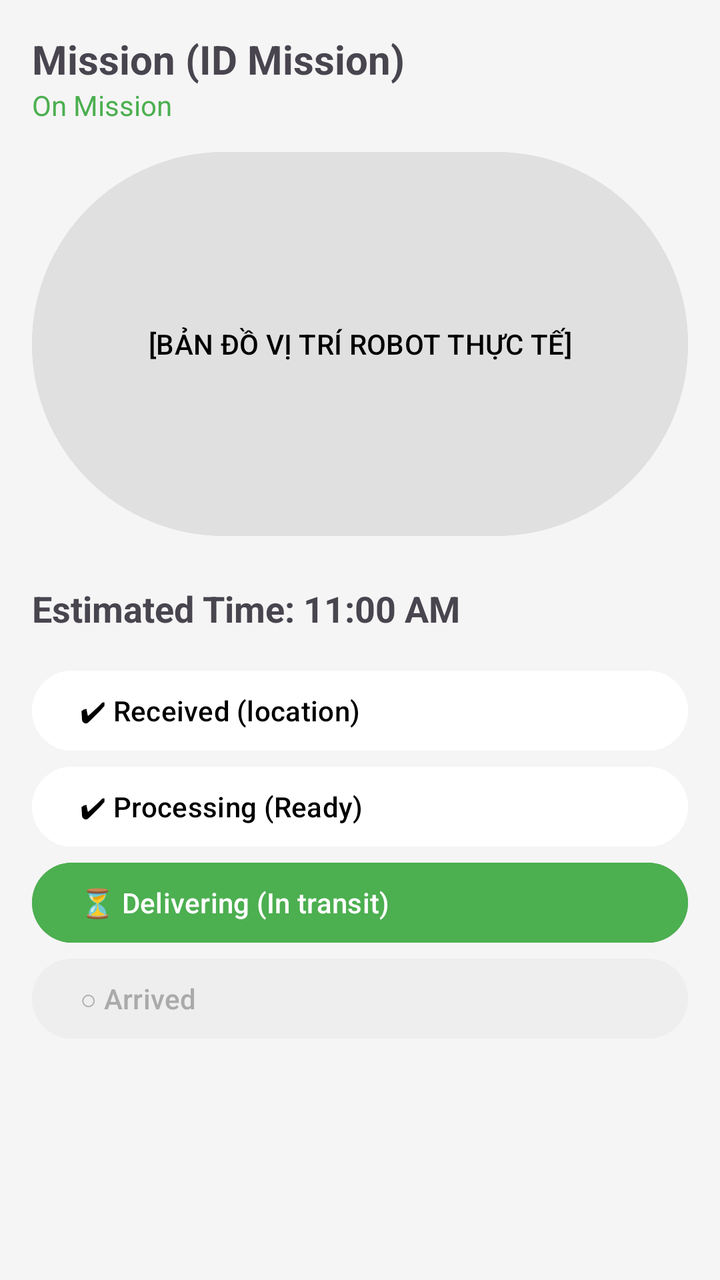
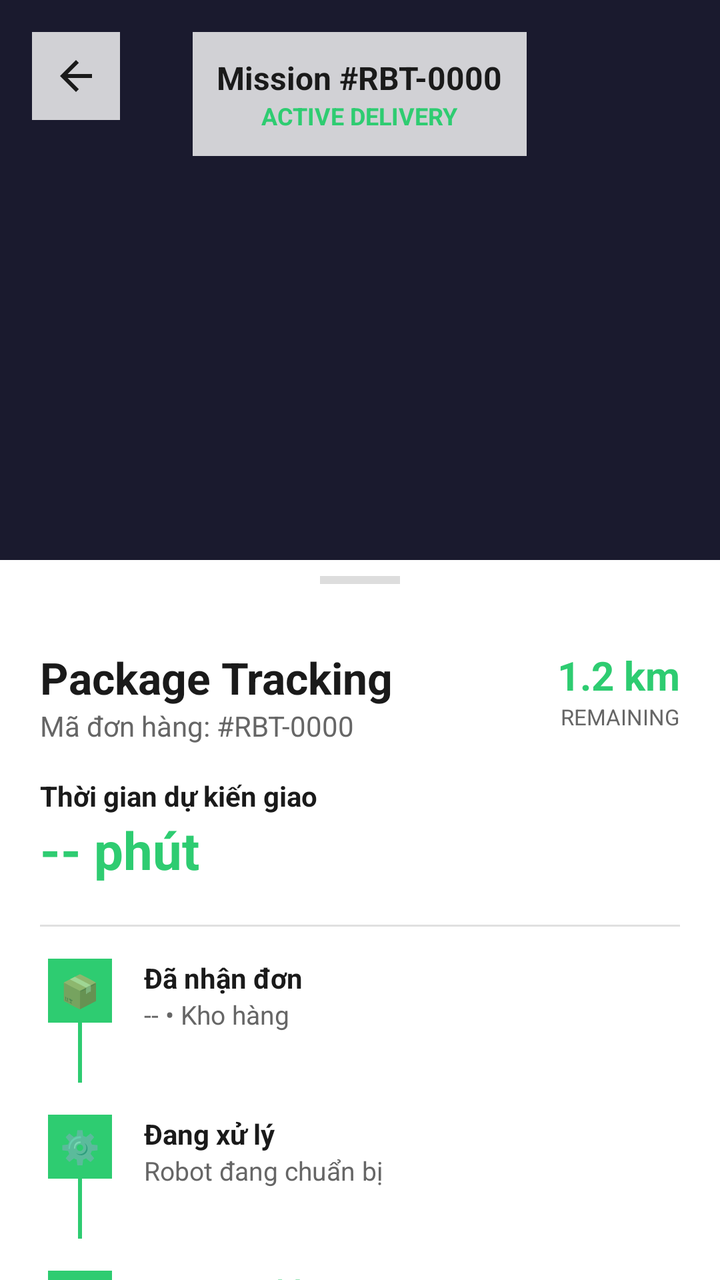

Compare the two renders of this Android layout. The source of the first and the diff that turns it into the second are given below.
<!-- AndroidManifest.xml: application theme Theme.AutoDeliveryApp -->
<!-- res/layout/activity_tracking.xml -->
<?xml version="1.0" encoding="utf-8"?>
<LinearLayout xmlns:android="http://schemas.android.com/apk/res/android"
    android:layout_width="match_parent"
    android:layout_height="match_parent"
    android:orientation="vertical"
    android:padding="16dp">

    <TextView
        android:text="Mission (ID Mission)"
        android:textSize="20sp"
        android:textStyle="bold"
        android:layout_width="match_parent"
        android:layout_height="wrap_content"/>
    <TextView
        android:text="On Mission"
        android:textColor="#4CAF50"
        android:layout_marginBottom="10dp"
        android:layout_width="match_parent"
        android:layout_height="wrap_content"/>

    <Button
        android:text="[BẢN ĐỒ VỊ TRÍ ROBOT THỰC TẾ]"
        android:backgroundTint="#E0E0E0"
        android:textColor="#000"
        android:layout_width="match_parent"
        android:layout_height="200dp"
        android:layout_marginBottom="20dp"/>

    <TextView
        android:text="Estimated Time: 11:00 AM"
        android:textSize="18sp"
        android:textStyle="bold"
        android:layout_marginBottom="15dp"
        android:layout_width="wrap_content"
        android:layout_height="wrap_content"/>

    <Button android:text="✔ Received (location)" android:backgroundTint="#FFF" android:textColor="#000" android:textAlignment="viewStart" android:layout_width="match_parent" android:layout_height="wrap_content"/>
    <Button android:text="✔ Processing (Ready)" android:backgroundTint="#FFF" android:textColor="#000" android:textAlignment="viewStart" android:layout_width="match_parent" android:layout_height="wrap_content"/>
    <Button android:text="⏳ Delivering (In transit)" android:backgroundTint="#4CAF50" android:textColor="#FFF" android:textAlignment="viewStart" android:layout_width="match_parent" android:layout_height="wrap_content"/>
    <Button android:text="○ Arrived" android:backgroundTint="#EEE" android:textColor="#AAA" android:textAlignment="viewStart" android:layout_width="match_parent" android:layout_height="wrap_content"/>

</LinearLayout>
<!-- resources referenced by this layout -->
<resources>
  <style name="Theme.AutoDeliveryApp" parent="Base.Theme.AutoDeliveryApp" />
  <style name="Base.Theme.AutoDeliveryApp" parent="Theme.Material3.DayNight.NoActionBar">
          
          <item name="colorPrimary">@color/green_primary</item>
          <item name="colorOnPrimary">@color/white</item>
          <item name="android:windowBackground">@color/background</item>
          <item name="colorPrimaryContainer">@color/green_light</item>
          <item name="colorOnPrimaryContainer">@color/green_dark</item>
      </style>
  <color name="green_primary">#00C853</color>
  <color name="white">#FFFFFFFF</color>
  <color name="background">#F5F5F5</color>
  <color name="green_light">#E8F5E9</color>
  <color name="green_dark">#00952C</color>
</resources>

<!-- the commit's change to res/layout/activity_tracking.xml (unified diff, before → after) -->
@@ -1,42 +1,297 @@
 <?xml version="1.0" encoding="utf-8"?>
-<LinearLayout xmlns:android="http://schemas.android.com/apk/res/android"
+<androidx.coordinatorlayout.widget.CoordinatorLayout
+    xmlns:android="http://schemas.android.com/apk/res/android"
+    xmlns:app="http://schemas.android.com/apk/res-auto"
     android:layout_width="match_parent"
-    android:layout_height="match_parent"
-    android:orientation="vertical"
-    android:padding="16dp">
-
-    <TextView
-        android:text="Mission (ID Mission)"
-        android:textSize="20sp"
-        android:textStyle="bold"
+    android:layout_height="match_parent">
+
+    
+    <FrameLayout
+        android:id="@+id/mapContainer"
         android:layout_width="match_parent"
-        android:layout_height="wrap_content"/>
-    <TextView
-        android:text="On Mission"
-        android:textColor="#4CAF50"
-        android:layout_marginBottom="10dp"
+        android:layout_height="match_parent"
+        android:background="@color/dark_bg">
+
+        <TextView
+            android:layout_width="wrap_content"
+            android:layout_height="wrap_content"
+            android:layout_gravity="center"
+            android:text="📍"
+            android:textSize="48sp"/>
+
+        
+        <ImageView
+            android:id="@+id/btnBack"
+            android:layout_width="44dp"
+            android:layout_height="44dp"
+            android:layout_margin="16dp"
+            android:src="@drawable/ic_back"
+            android:background="#CCFFFFFF"
+            android:padding="10dp"/>
+
+        
+        <LinearLayout
+            android:layout_width="wrap_content"
+            android:layout_height="wrap_content"
+            android:layout_gravity="top|center_horizontal"
+            android:layout_marginTop="16dp"
+            android:orientation="vertical"
+            android:gravity="center_horizontal"
+            android:background="#CCFFFFFF"
+            android:padding="12dp">
+
+            <TextView
+                android:id="@+id/tvMissionId"
+                android:layout_width="wrap_content"
+                android:layout_height="wrap_content"
+                android:text="Mission #RBT-0000"
+                android:textStyle="bold"
+                android:textSize="16sp"
+                android:textColor="@color/text_primary"/>
+
+            <TextView
+                android:layout_width="wrap_content"
+                android:layout_height="wrap_content"
+                android:text="ACTIVE DELIVERY"
+                android:textSize="12sp"
+                android:textColor="@color/primary_green"
+                android:textStyle="bold"/>
+        </LinearLayout>
+    </FrameLayout>
+
+    
+    <LinearLayout
+        android:id="@+id/bottomSheet"
         android:layout_width="match_parent"
-        android:layout_height="wrap_content"/>
-
-    <Button
-        android:text="[BẢN ĐỒ VỊ TRÍ ROBOT THỰC TẾ]"
-        android:backgroundTint="#E0E0E0"
-        android:textColor="#000"
-        android:layout_width="match_parent"
-        android:layout_height="200dp"
-        android:layout_marginBottom="20dp"/>
-
-    <TextView
-        android:text="Estimated Time: 11:00 AM"
-        android:textSize="18sp"
-        android:textStyle="bold"
-        android:layout_marginBottom="15dp"
-        android:layout_width="wrap_content"
-        android:layout_height="wrap_content"/>
-
-    <Button android:text="✔ Received (location)" android:backgroundTint="#FFF" android:textColor="#000" android:textAlignment="viewStart" android:layout_width="match_parent" android:layout_height="wrap_content"/>
-    <Button android:text="✔ Processing (Ready)" android:backgroundTint="#FFF" android:textColor="#000" android:textAlignment="viewStart" android:layout_width="match_parent" android:layout_height="wrap_content"/>
-    <Button android:text="⏳ Delivering (In transit)" android:backgroundTint="#4CAF50" android:textColor="#FFF" android:textAlignment="viewStart" android:layout_width="match_parent" android:layout_height="wrap_content"/>
-    <Button android:text="○ Arrived" android:backgroundTint="#EEE" android:textColor="#AAA" android:textAlignment="viewStart" android:layout_width="match_parent" android:layout_height="wrap_content"/>
-
-</LinearLayout>
+        android:layout_height="match_parent"
+        android:orientation="vertical"
+        android:background="@color/white"
+        app:layout_behavior="com.google.android.material.bottomsheet.BottomSheetBehavior"
+        app:behavior_peekHeight="360dp"
+        app:behavior_hideable="false">
+
+        
+        <View
+            android:layout_width="40dp"
+            android:layout_height="4dp"
+            android:layout_gravity="center_horizontal"
+            android:layout_marginTop="8dp"
+            android:layout_marginBottom="12dp"
+            android:background="#DDDDDD"/>
+
+        <ScrollView
+            android:layout_width="match_parent"
+            android:layout_height="match_parent">
+
+            <LinearLayout
+                android:layout_width="match_parent"
+                android:layout_height="wrap_content"
+                android:orientation="vertical"
+                android:padding="20dp">
+
+                
+                <LinearLayout
+                    android:layout_width="match_parent"
+                    android:layout_height="wrap_content"
+                    android:orientation="horizontal"
+                    android:layout_marginBottom="16dp">
+
+                    <LinearLayout
+                        android:layout_width="0dp"
+                        android:layout_height="wrap_content"
+                        android:layout_weight="1"
+                        android:orientation="vertical">
+
+                        <TextView
+                            android:layout_width="wrap_content"
+                            android:layout_height="wrap_content"
+                            android:text="Package Tracking"
+                            android:textSize="22sp"
+                            android:textStyle="bold"
+                            android:textColor="@color/text_primary"/>
+
+                        <TextView
+                            android:id="@+id/tvOrderId"
+                            android:layout_width="wrap_content"
+                            android:layout_height="wrap_content"
+                            android:text="Mã đơn hàng: #RBT-0000"
+                            android:textColor="@color/text_secondary"/>
+                    </LinearLayout>
+
+                    <LinearLayout
+                        android:layout_width="wrap_content"
+                        android:layout_height="wrap_content"
+                        android:orientation="vertical"
+                        android:gravity="end">
+
+                        <TextView
+                            android:id="@+id/tvDistanceRemaining"
+                            android:layout_width="wrap_content"
+                            android:layout_height="wrap_content"
+                            android:text="1.2 km"
+                            android:textSize="20sp"
+                            android:textStyle="bold"
+                            android:textColor="@color/primary_green"/>
+
+                        <TextView
+                            android:layout_width="wrap_content"
+                            android:layout_height="wrap_content"
+                            android:text="REMAINING"
+                            android:textSize="11sp"
+                            android:textColor="@color/text_secondary"/>
+                    </LinearLayout>
+                </LinearLayout>
+
+                
+                <LinearLayout
+                    android:layout_width="match_parent"
+                    android:layout_height="wrap_content"
+                    android:orientation="vertical"
+                    android:layout_marginBottom="20dp">
+
+                    <TextView
+                        android:layout_width="wrap_content"
+                        android:layout_height="wrap_content"
+                        android:text="Thời gian dự kiến giao"
+                        android:textStyle="bold"
+                        android:textColor="@color/text_primary"/>
+
+                    <TextView
+                        android:id="@+id/tvETA"
+                        android:layout_width="wrap_content"
+                        android:layout_height="wrap_content"
+                        android:text="-- phút"
+                        android:textSize="26sp"
+                        android:textStyle="bold"
+                        android:textColor="@color/primary_green"/>
+                </LinearLayout>
+
+                <View android:layout_width="match_parent" android:layout_height="1dp"
+                    android:background="@color/card_stroke" android:layout_marginBottom="16dp"/>
+
+                
+                
+                <LinearLayout android:layout_width="match_parent"
+                    android:layout_height="wrap_content"
+                    android:orientation="horizontal"
+                    android:layout_marginBottom="16dp">
+
+                    <LinearLayout android:layout_width="40dp"
+                        android:layout_height="wrap_content"
+                        android:orientation="vertical"
+                        android:gravity="center_horizontal">
+                        <TextView android:layout_width="32dp" android:layout_height="32dp"
+                            android:text="📦" android:textSize="16sp" android:gravity="center"
+                            android:background="@color/primary_green"/>
+                        <View android:layout_width="2dp" android:layout_height="30dp"
+                            android:background="@color/primary_green"/>
+                    </LinearLayout>
+
+                    <LinearLayout android:layout_width="wrap_content"
+                        android:layout_height="wrap_content"
+                        android:orientation="vertical"
+                        android:layout_marginStart="12dp">
+                        <TextView android:layout_width="wrap_content" android:layout_height="wrap_content"
+                            android:text="Đã nhận đơn" android:textStyle="bold"
+                            android:textColor="@color/text_primary"/>
+                        <TextView android:id="@+id/tvReceivedTime"
+                            android:layout_width="wrap_content" android:layout_height="wrap_content"
+                            android:text="-- • Kho hàng"
+                            android:textColor="@color/text_secondary" android:textSize="13sp"/>
+                    </LinearLayout>
+                </LinearLayout>
+
+                
+                <LinearLayout android:layout_width="match_parent"
+                    android:layout_height="wrap_content"
+                    android:orientation="horizontal"
+                    android:layout_marginBottom="16dp">
+
+                    <LinearLayout android:layout_width="40dp"
+                        android:layout_height="wrap_content"
+                        android:orientation="vertical"
+                        android:gravity="center_horizontal">
+                        <TextView android:layout_width="32dp" android:layout_height="32dp"
+                            android:text="⚙️" android:textSize="16sp" android:gravity="center"
+                            android:background="@color/primary_green"/>
+                        <View android:layout_width="2dp" android:layout_height="30dp"
+                            android:background="@color/primary_green"/>
+                    </LinearLayout>
+
+                    <LinearLayout android:layout_width="wrap_content"
+                        android:layout_height="wrap_content"
+                        android:orientation="vertical"
+                        android:layout_marginStart="12dp">
+                        <TextView android:layout_width="wrap_content" android:layout_height="wrap_content"
+                            android:text="Đang xử lý" android:textStyle="bold"
+                            android:textColor="@color/text_primary"/>
+                        <TextView android:layout_width="wrap_content" android:layout_height="wrap_content"
+                            android:text="Robot đang chuẩn bị"
+                            android:textColor="@color/text_secondary" android:textSize="13sp"/>
+                    </LinearLayout>
+                </LinearLayout>
+
+                
+                <LinearLayout android:layout_width="match_parent"
+                    android:layout_height="wrap_content"
+                    android:orientation="horizontal"
+                    android:layout_marginBottom="16dp">
+
+                    <LinearLayout android:layout_width="40dp"
+                        android:layout_height="wrap_content"
+                        android:orientation="vertical"
+                        android:gravity="center_horizontal">
+                        <TextView android:layout_width="32dp" android:layout_height="32dp"
+                            android:text="🤖" android:textSize="16sp" android:gravity="center"
+                            android:background="@color/primary_green"/>
+                        <View android:layout_width="2dp" android:layout_height="30dp"
+                            android:background="#DDDDDD"/>
+                    </LinearLayout>
+
+                    <LinearLayout android:layout_width="wrap_content"
+                        android:layout_height="wrap_content"
+                        android:orientation="vertical"
+                        android:layout_marginStart="12dp">
+                        <TextView android:layout_width="wrap_content" android:layout_height="wrap_content"
+                            android:text="Đang giao hàng" android:textStyle="bold"
+                            android:textColor="@color/primary_green"/>
+                        <TextView android:id="@+id/tvDeliveryStatus"
+                            android:layout_width="wrap_content" android:layout_height="wrap_content"
+                            android:text="Robot đang trên đường"
+                            android:textColor="@color/text_secondary" android:textSize="13sp"/>
+                    </LinearLayout>
+                </LinearLayout>
+
+                
+                <LinearLayout android:layout_width="match_parent"
+                    android:layout_height="wrap_content"
+                    android:orientation="horizontal">
+
+                    <LinearLayout android:layout_width="40dp"
+                        android:layout_height="wrap_content"
+                        android:orientation="vertical"
+                        android:gravity="center_horizontal">
+                        <TextView android:layout_width="32dp" android:layout_height="32dp"
+                            android:text="✅" android:textSize="16sp" android:gravity="center"
+                            android:background="#DDDDDD"/>
+                    </LinearLayout>
+
+                    <LinearLayout android:layout_width="wrap_content"
+                        android:layout_height="wrap_content"
+                        android:orientation="vertical"
+                        android:layout_marginStart="12dp">
+                        <TextView android:layout_width="wrap_content" android:layout_height="wrap_content"
+                            android:text="Đã giao thành công"
+                            android:textStyle="bold"
+                            android:textColor="@color/text_hint"/>
+                        <TextView android:layout_width="wrap_content" android:layout_height="wrap_content"
+                            android:text="Sắp diễn ra"
+                            android:textColor="@color/text_hint" android:textSize="13sp"/>
+                    </LinearLayout>
+                </LinearLayout>
+
+            </LinearLayout>
+        </ScrollView>
+    </LinearLayout>
+
+</androidx.coordinatorlayout.widget.CoordinatorLayout>
<!-- resource entries referenced after the edit -->
@@ -1,18 +1,27 @@
 <!-- resources referenced by this layout -->
 <resources>
-  <style name="Theme.AutoDeliveryApp" parent="Base.Theme.AutoDeliveryApp" />
-  <style name="Base.Theme.AutoDeliveryApp" parent="Theme.Material3.DayNight.NoActionBar">
-          
-          <item name="colorPrimary">@color/green_primary</item>
-          <item name="colorOnPrimary">@color/white</item>
-          <item name="android:windowBackground">@color/background</item>
-          <item name="colorPrimaryContainer">@color/green_light</item>
-          <item name="colorOnPrimaryContainer">@color/green_dark</item>
+  <color name="card_stroke">#E0E0E0</color>
+  <color name="dark_bg">#1A1A2E</color>
+  <color name="primary_green">#2ECC71</color>
+  <color name="text_hint">#AAAAAA</color>
+  <color name="text_primary">#1A1A1A</color>
+  <color name="text_secondary">#666666</color>
+  <style name="Theme.AutoDeliveryApp" parent="Theme.MaterialComponents.Light.NoActionBar">
+          <item name="colorPrimary">@color/primary_green</item>
+          <item name="colorPrimaryDark">@color/primary_green_dark</item>
+          <item name="colorAccent">@color/accent_blue</item>
+          <item name="android:windowBackground">@color/background_light</item>
       </style>
-  <color name="green_primary">#00C853</color>
-  <color name="white">#FFFFFFFF</color>
-  <color name="background">#F5F5F5</color>
-  <color name="green_light">#E8F5E9</color>
-  <color name="green_dark">#00952C</color>
+  <color name="primary_green_dark">#27AE60</color>
+  <color name="accent_blue">#3498DB</color>
+  <color name="background_light">#F5F5F5</color>
+  <color name="white">#FFFFFF</color>
+  <!-- drawable ic_back (drawable) -->
+  <vector xmlns:android="http://schemas.android.com/apk/res/android"
+      android:width="24dp" android:height="24dp"
+      android:viewportWidth="24" android:viewportHeight="24">
+      <path android:fillColor="#1A1A1A"
+          android:pathData="M20,11H7.83l5.59,-5.59L12,4l-8,8 8,8 1.41,-1.41L7.83,13H20v-2z"/>
+  </vector>
 </resources>
 
